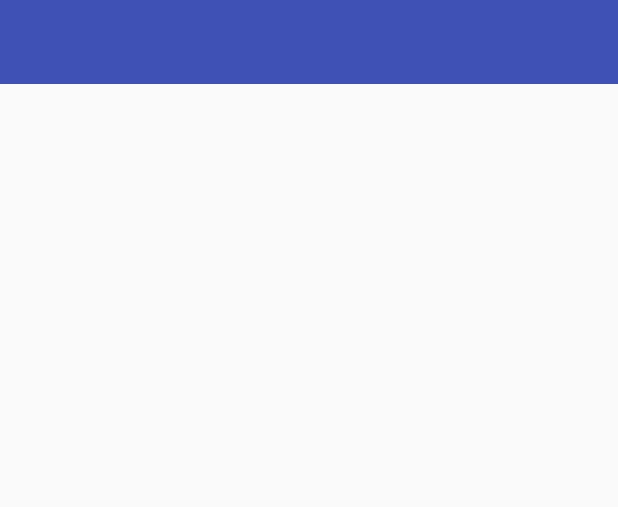
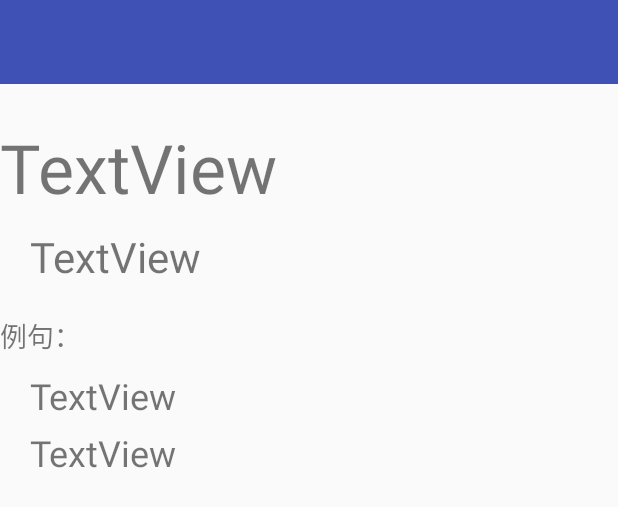
Before and after one commit to nfu-irs-lab/Bob, an Android app: the layout activity_main.xml on its own in the app's theme, with its tools: preview values and no code run, on a phone screen of 412 x 824 dp. Shown: the top 507 px of the screen. Run offline under Robolectric (Android 15) with nearby library versions, the phone set to English and light mode, and no system bars.

Commit message:
Add TTS,prettier UI

```diff
--- a/Bob_android/app/src/main/res/layout/activity_main.xml
+++ b/Bob_android/app/src/main/res/layout/activity_main.xml
@@ -5,6 +5,20 @@
     android:layout_width="match_parent"
     android:layout_height="match_parent"
     tools:context=".MainActivity">
+
+    <TextView
+        android:id="@+id/main_tr_name"
+        android:layout_width="match_parent"
+        android:layout_height="wrap_content"
+        android:layout_marginStart="20dp"
+        android:layout_marginTop="10dp"
+        android:layout_weight="1"
+        android:text="TextView"
+        android:textSize="28sp"
+        app:layout_constraintEnd_toEndOf="parent"
+        app:layout_constraintHorizontal_bias="1.0"
+        app:layout_constraintStart_toStartOf="parent"
+        app:layout_constraintTop_toBottomOf="@+id/main_name" />
 
     <android.support.v7.widget.Toolbar
         android:id="@+id/main_toolbar"
@@ -17,12 +31,56 @@
         app:layout_constraintStart_toStartOf="parent"
         app:layout_constraintTop_toTopOf="parent" />
 
-    <ListView
-        android:id="@+id/main_object_list"
+    <TextView
+        android:id="@+id/main_name"
         android:layout_width="match_parent"
-        android:layout_height="0dp"
-        app:layout_constraintBottom_toBottomOf="parent"
+        android:layout_height="wrap_content"
+        android:layout_marginTop="25dp"
+        android:layout_weight="1"
+        android:text="TextView"
+        android:textSize="45dp"
         app:layout_constraintEnd_toEndOf="parent"
         app:layout_constraintStart_toStartOf="parent"
         app:layout_constraintTop_toBottomOf="@+id/main_toolbar" />
+
+    <TextView
+        android:id="@+id/main_sentence"
+        android:layout_width="match_parent"
+        android:layout_height="wrap_content"
+        android:layout_marginStart="20dp"
+        android:layout_marginTop="10dp"
+        android:layout_weight="1"
+        android:text="TextView"
+        android:textSize="24sp"
+        app:layout_constraintEnd_toEndOf="parent"
+        app:layout_constraintHorizontal_bias="1.0"
+        app:layout_constraintStart_toStartOf="parent"
+        app:layout_constraintTop_toBottomOf="@+id/main_prompt_sentence" />
+
+    <TextView
+        android:id="@+id/main_tr_sentence"
+        android:layout_width="match_parent"
+        android:layout_height="wrap_content"
+        android:layout_marginStart="20dp"
+        android:layout_marginTop="5dp"
+        android:layout_weight="1"
+        android:text="TextView"
+        android:textSize="24sp"
+        app:layout_constraintEnd_toEndOf="parent"
+        app:layout_constraintHorizontal_bias="0.0"
+        app:layout_constraintStart_toStartOf="parent"
+        app:layout_constraintTop_toBottomOf="@+id/main_sentence" />
+
+    <TextView
+        android:id="@+id/main_prompt_sentence"
+        android:layout_width="match_parent"
+        android:layout_height="wrap_content"
+        android:layout_marginTop="20dp"
+        android:text="例句："
+        android:textSize="18dp"
+        app:layout_constraintEnd_toEndOf="parent"
+        app:layout_constraintHorizontal_bias="0.0"
+        app:layout_constraintStart_toStartOf="parent"
+        app:layout_constraintTop_toBottomOf="@+id/main_tr_name" />
+
 </android.support.constraint.ConstraintLayout>
```
Also changed, not shown: Bob_android/app/src/main/java/com/example/hiwin/teacher_version_bob/MainActivity.java (+49 -28 lines), Bob_android/gradle/wrapper/gradle-wrapper.properties.
